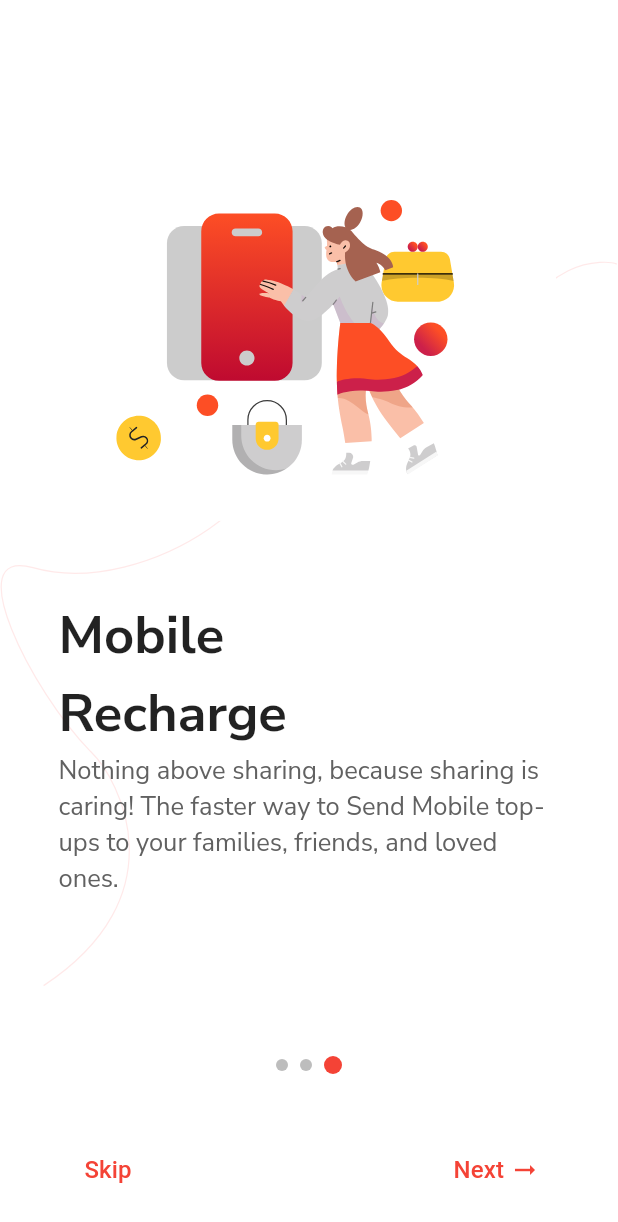
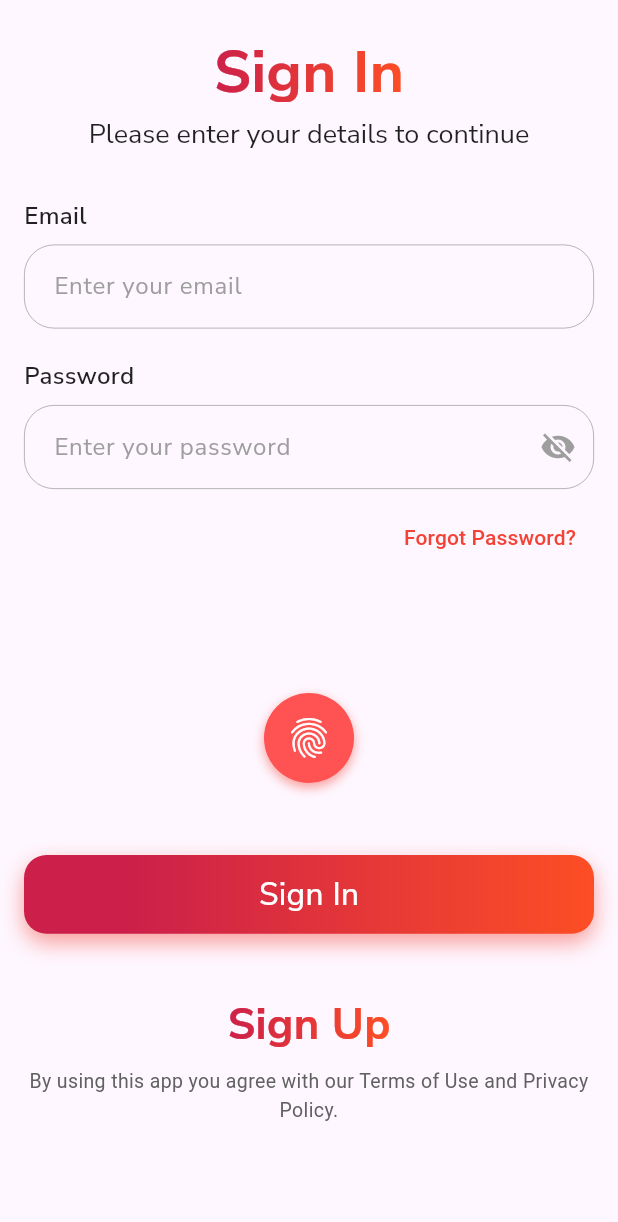
Before and after one commit to mackings/NoblePay, a Flutter app: the Scrolls screen opened directly, after a tap on "Skip", on a phone screen of 412 x 824 dp. Shown: the top 1222 px of the screen. Run offline on Flutter 3.47's test engine with Material 3 defaults, Android fonts, the phone set to English and light mode, and no system bars; drawn by our look-alikes of carousel_slider; our stand-ins replace flutter_native_splash, flutter_svg, google_fonts, local_auth.

Commit message:
fingerprint

```diff
--- a/lib/App/Auth/views/scrolls.dart
+++ b/lib/App/Auth/views/scrolls.dart
@@ -1,3 +1,5 @@
+import 'package:NoblePay/App/Auth/views/signin.dart';
+import 'package:NoblePay/App/widgets/navigator.dart';
 import 'package:NoblePay/App/widgets/text.dart';
 import 'package:flutter/material.dart';
 import 'package:carousel_slider/carousel_slider.dart';
@@ -81,11 +83,6 @@ ListTile(
   ),
 )
 
-
-
-
-
-
                         ]
                       );
                     },
@@ -122,7 +119,8 @@ ListTile(
                     children: [
                       TextButton(
                         onPressed: () {
-                          _carouselController.jumpToPage(slides.length - 1);
+                         // _carouselController.jumpToPage(slides.length - 1);
+                         Nav.push(context, Signin());
                         },
                         child: const Text(
                           "Skip",
--- a/lib/App/Auth/views/signin.dart
+++ b/lib/App/Auth/views/signin.dart
@@ -0,0 +1,192 @@
+import 'dart:math';
+
+import 'package:NoblePay/App/widgets/button.dart';
+import 'package:NoblePay/App/widgets/formfield.dart';
+import 'package:NoblePay/App/widgets/gradienttext.dart';
+import 'package:NoblePay/App/widgets/text.dart';
+import 'package:flutter/material.dart';
+import 'package:flutter/services.dart';
+import 'package:local_auth/local_auth.dart';
+
+
+
+class Signin extends StatefulWidget {
+  const Signin({Key? key}) : super(key: key);
+
+  @override
+  _SigninState createState() => _SigninState();
+}
+
+class _SigninState extends State<Signin> {
+  TextEditingController emailController = TextEditingController();
+  TextEditingController passwordController = TextEditingController();
+
+  final LocalAuthentication auth = LocalAuthentication();
+
+  bool _isAuthenticating = false;
+  String _authStatus = '';
+
+  Future<void> _authenticateWithBiometrics() async {
+    setState(() {
+      _isAuthenticating = true;
+      _authStatus = 'Authenticating...';
+    });
+
+    try {
+      bool canCheckBiometrics = await auth.canCheckBiometrics;
+      bool isAuthenticated = false;
+
+      if (canCheckBiometrics) {
+        isAuthenticated = await auth.authenticate(
+          localizedReason: 'Please authenticate to login',
+          options: const AuthenticationOptions(
+            biometricOnly: true,
+            stickyAuth: true,
+          ),
+        );
+      }
+
+      if (isAuthenticated) {
+        setState(() {
+          _authStatus = 'Authentication Successful';
+        });
+        // Call login or navigate to home screen
+        print("Authenticated successfully");
+      } else {
+        setState(() {
+          _authStatus = 'Authentication Failed';
+        });
+      }
+    } on PlatformException catch (e) {
+      setState(() {
+        _authStatus = 'Error: ${e.message}';
+      });
+      print(e);
+    } finally {
+      setState(() {
+        _isAuthenticating = false;
+      });
+    }
+  }
+
+  @override
+  Widget build(BuildContext context) {
+    return Scaffold(
+      body: SafeArea(
+        child: SingleChildScrollView(
+          child: Padding(
+            padding: const EdgeInsets.symmetric(horizontal: 16.0, vertical: 20.0),
+            child: Column(
+              children: [
+                GradientText(text: "Sign In", fontSize: 39),
+                CustomText(
+                  title: "Please enter your details to continue",
+                  fontSize: 18,
+                  fontWeight: FontWeight.w400,
+                ),
+                const SizedBox(height: 30),
+
+                CustomTextFormField(
+                  title: 'Email',
+                  hintText: "Enter your email",
+                  controller: emailController,
+                ),
+                const SizedBox(height: 20),
+
+                CustomTextFormField(
+                  title: 'Password',
+                  hintText: "Enter your password",
+                  controller: passwordController,
+                  isPassword: true,
+                ),
+                const SizedBox(height: 8),
+
+                Align(
+                  alignment: Alignment.centerRight,
+                  child: TextButton(
+                    onPressed: () {
+                      // Navigate to forgot password screen
+                    },
+                    child: const Text(
+                      "Forgot Password?",
+                      style: TextStyle(color: Colors.red, fontSize: 14),
+                    ),
+                  ),
+                ),
+
+                const SizedBox(height: 80),
+
+                // Fingerprint icon button
+GestureDetector(
+  onTap: _isAuthenticating ? null : _authenticateWithBiometrics,
+  child: Container(
+    width: 60,
+    height: 60,
+    decoration: BoxDecoration(
+      color: Colors.redAccent,
+      shape: BoxShape.circle,
+      boxShadow: [
+        BoxShadow(
+          color: Colors.red.withOpacity(0.5),
+          blurRadius: 6,
+          offset: const Offset(0, 3),
+        ),
+      ],
+    ),
+    child: _isAuthenticating
+        ? const CircularProgressIndicator(
+            color: Colors.white,
+            strokeWidth: 2,
+          )
+        : const Icon(
+            Icons.fingerprint,
+            color: Colors.white,
+            size: 32,
+          ),
+  ),
+),
+
+const SizedBox(height: 8),
+
+// Authentication status text
+if (_authStatus.isNotEmpty)
+  Text(
+    _authStatus,
+    style: TextStyle(
+      color: _authStatus.contains('Successful') ? Colors.green : Colors.red,
+      fontSize: 14,
+    ),
+  ),
+
+   const SizedBox(height: 40),
+
+
+                CustomButton(
+                  text: "Sign In",
+                  onPressed: () {
+                    // Normal login
+                  },
+                ),
+                const SizedBox(height: 40),
+
+                Center(child: GradientText(text: "Sign Up", fontSize: 29)),
+                const SizedBox(height: 8),
+
+                Center(
+                  child: Text(
+                    "By using this app you agree with our Terms of Use and Privacy Policy.",
+                    textAlign: TextAlign.center,
+                    style: TextStyle(
+                      fontSize: 13,
+                      color: Colors.grey[700],
+                    ),
+                  ),
+                ),
+              ],
+            ),
+          ),
+        ),
+      ),
+    );
+  }
+}
--- /dev/null
+++ b/lib/App/Auth/views/signup_one.dart
@@ -0,0 +1,15 @@
+import 'package:flutter/material.dart';
+
+class Signup_one extends StatefulWidget {
+  const Signup_one({super.key});
+
+  @override
+  State<Signup_one> createState() => _Signup_oneState();
+}
+
+class _Signup_oneState extends State<Signup_one> {
+  @override
+  Widget build(BuildContext context) {
+    return const Placeholder();
+  }
+}
--- /dev/null
+++ b/lib/App/Auth/views/signup_two.dart
@@ -0,0 +1,15 @@
+import 'package:flutter/material.dart';
+
+class Signup_two extends StatefulWidget {
+  const Signup_two({super.key});
+
+  @override
+  State<Signup_two> createState() => _Signup_twoState();
+}
+
+class _Signup_twoState extends State<Signup_two> {
+  @override
+  Widget build(BuildContext context) {
+    return const Placeholder();
+  }
+}
--- /dev/null
+++ b/lib/App/widgets/formfield.dart
@@ -0,0 +1,102 @@
+import 'package:flutter/material.dart';
+import 'package:google_fonts/google_fonts.dart';
+import 'package:intl/intl.dart';
+
+class CustomTextFormField extends StatefulWidget {
+  final String title;
+  final String hintText;
+  final bool isPassword;
+  final bool isDate;
+  final TextEditingController? controller;
+
+  const CustomTextFormField({
+    Key? key,
+    required this.title,
+    required this.hintText,
+    this.isPassword = false,
+    this.isDate = false,
+    this.controller,
+  }) : super(key: key);
+
+  @override
+  State<CustomTextFormField> createState() => _CustomTextFormFieldState();
+}
+
+class _CustomTextFormFieldState extends State<CustomTextFormField> {
+  bool _obscureText = true;
+
+  @override
+  Widget build(BuildContext context) {
+    return Column(
+      crossAxisAlignment: CrossAxisAlignment.start,
+      children: [
+        Text(
+          widget.title,
+          style: GoogleFonts.nunitoSans(
+            fontSize: 16,
+            fontWeight: FontWeight.w600,
+            color: Colors.black87,
+          ),
+        ),
+        const SizedBox(height: 8),
+        TextFormField(
+          controller: widget.controller,
+          obscureText: widget.isPassword ? _obscureText : false,
+          readOnly: widget.isDate,
+          onTap: widget.isDate
+              ? () async {
+                  DateTime? pickedDate = await showDatePicker(
+                    context: context,
+                    initialDate: DateTime.now(),
+                    firstDate: DateTime(1900),
+                    lastDate: DateTime(2100),
+                  );
+                  if (pickedDate != null) {
+                    widget.controller?.text =
+                        DateFormat('yyyy-MM-dd').format(pickedDate);
+                  }
+                }
+              : null,
+          decoration: InputDecoration(
+            hintText: widget.hintText,
+            hintStyle: GoogleFonts.nunitoSans(
+              fontSize: 16,
+              color: Colors.grey,
+            ),
+            contentPadding: const EdgeInsets.symmetric(
+              horizontal: 16,
+              vertical: 16,
+            ),
+            border: OutlineInputBorder(
+              borderRadius: BorderRadius.circular(20),
+              borderSide: const BorderSide(color: Colors.grey, width: 0.5),
+            ),
+            enabledBorder: OutlineInputBorder(
+              borderRadius: BorderRadius.circular(20),
+              borderSide: const BorderSide(color: Colors.grey, width: 0.5),
+            ),
+            focusedBorder: OutlineInputBorder(
+              borderRadius: BorderRadius.circular(20),
+              borderSide: const BorderSide(color: Colors.black, width: 1),
+            ),
+            suffixIcon: widget.isPassword
+                ? IconButton(
+                    icon: Icon(
+                      _obscureText
+                          ? Icons.visibility_off
+                          : Icons.visibility,
+                      color: Colors.grey,
+                    ),
+                    onPressed: () {
+                      setState(() {
+                        _obscureText = !_obscureText;
+                      });
+                    },
+                  )
+                : null,
+          ),
+        ),
+      ],
+    );
+  }
+}
--- /dev/null
+++ b/lib/App/widgets/gradienttext.dart
@@ -0,0 +1,39 @@
+import 'package:flutter/material.dart';
+import 'package:google_fonts/google_fonts.dart';
+
+
+
+class GradientText extends StatelessWidget {
+  final String text;
+  final double fontSize;
+  final FontWeight fontWeight;
+
+  const GradientText({
+    Key? key,
+    required this.text,
+    this.fontSize = 24,
+    this.fontWeight = FontWeight.bold,
+  }) : super(key: key);
+
+  @override
+  Widget build(BuildContext context) {
+    return ShaderMask(
+      shaderCallback: (bounds) => const LinearGradient(
+        begin: Alignment.centerLeft,
+        end: Alignment.centerRight,
+        colors: [
+          Color(0xFFCC204A), // more reddish
+          Color(0xFFFD4E25), // less orange
+        ],
+      ).createShader(Rect.fromLTWH(0, 0, bounds.width, bounds.height)),
+      child: Text(
+        text,
+        style: GoogleFonts.nunitoSans(
+          fontSize: fontSize,
+          fontWeight: fontWeight,
+          color: Colors.white, // color is overridden by ShaderMask
+        ),
+      ),
+    );
+  }
+}
--- a/pubspec.yaml
+++ b/pubspec.yaml
@@ -40,6 +40,8 @@ dependencies:
   flutter_native_splash: ^2.4.6
   flutter_svg: ^2.2.0
   carousel_slider: ^5.1.1
+  intl: ^0.20.2
+  local_auth: ^2.3.0
 
 dev_dependencies:
   flutter_test:
```
Also changed, not shown: lib/App/Auth/views/signup.dart (deleted), pubspec.lock, 6 other files.
